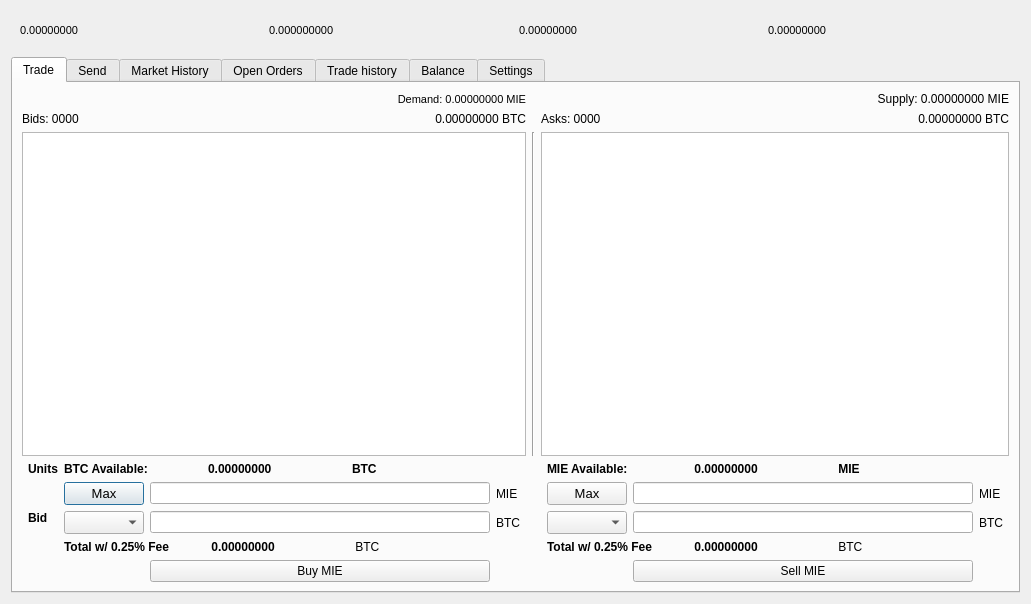
Old version of the form src/qt/forms/tradingdialog.ui in the repository m42cx/VTR.
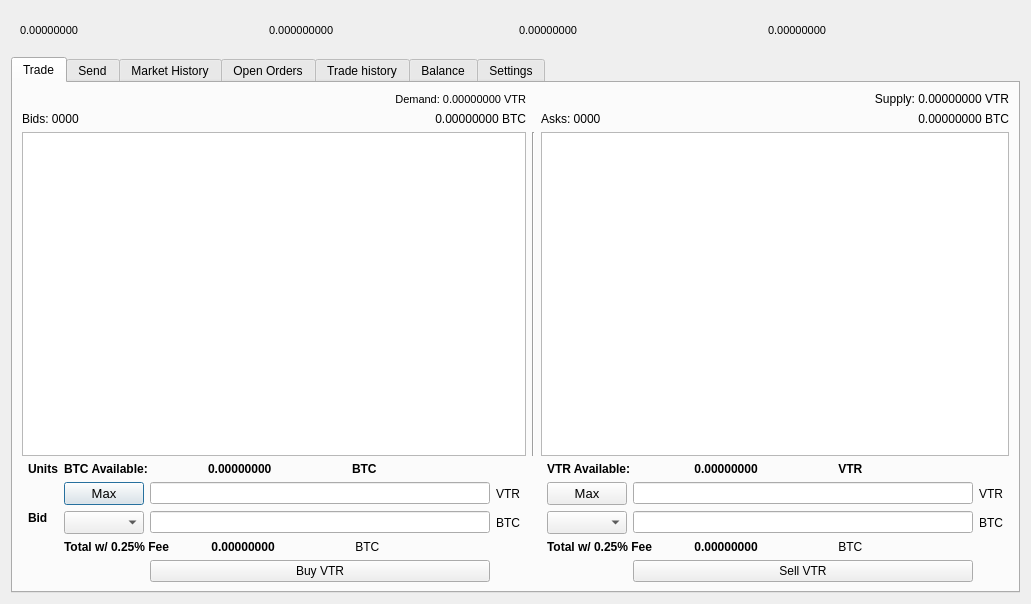
New version of the form. The open tabs and pages were chosen to show the change. Icons and pictures are not drawn.

What changed in the file:
```diff
--- a/src/qt/forms/tradingdialog.ui
+++ b/src/qt/forms/tradingdialog.ui
@@ -704,7 +704,7 @@
             </font>
            </property>
            <property name="text">
-            <string>MIE Available:</string>
+            <string>VTR Available:</string>
            </property>
           </widget>
          </item>
@@ -1148,7 +1148,7 @@
             </font>
            </property>
            <property name="text">
-            <string> MIE</string>
+            <string> VTR</string>
            </property>
           </widget>
          </item>
@@ -1186,7 +1186,7 @@
        <item row="4" column="4">
         <widget class="QLabel" name="label_4">
          <property name="text">
-          <string>MIE</string>
+          <string>VTR</string>
          </property>
         </widget>
        </item>
@@ -1222,7 +1222,7 @@
        <item row="4" column="10">
         <widget class="QLabel" name="label_22">
          <property name="text">
-          <string>MIE</string>
+          <string>VTR</string>
          </property>
         </widget>
        </item>
@@ -2239,14 +2239,14 @@
        <item row="7" column="3">
         <widget class="QPushButton" name="BuyTX">
          <property name="text">
-          <string>Buy MIE</string>
+          <string>Buy VTR</string>
          </property>
         </widget>
        </item>
        <item row="7" column="9">
         <widget class="QPushButton" name="SellTXBTN">
          <property name="text">
-          <string>Sell MIE</string>
+          <string>Sell VTR</string>
          </property>
         </widget>
        </item>
@@ -2320,7 +2320,7 @@
           </font>
          </property>
          <property name="text">
-          <string>Demand: 0.00000000 MIE</string>
+          <string>Demand: 0.00000000 VTR</string>
          </property>
          <property name="alignment">
           <set>Qt::AlignRight|Qt::AlignTrailing|Qt::AlignVCenter</set>
@@ -2330,7 +2330,7 @@
        <item row="0" column="9" colspan="3">
         <widget class="QLabel" name="TXSupply">
          <property name="text">
-          <string>Supply: 0.00000000 MIE</string>
+          <string>Supply: 0.00000000 VTR</string>
          </property>
          <property name="alignment">
           <set>Qt::AlignRight|Qt::AlignTrailing|Qt::AlignVCenter</set>
```
Left out of the diff: 20 changed lines with no effect on the pictures.
